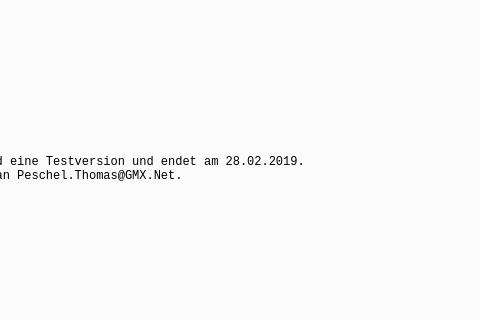
This is mainwindow.ui in TPeschel/FrACTWrapper as Qt 5 draws it before an edit; both pictures show x 775 to 1255 and y 135 to 455 of the 1491 by 597 pixel window. The edited form follows.
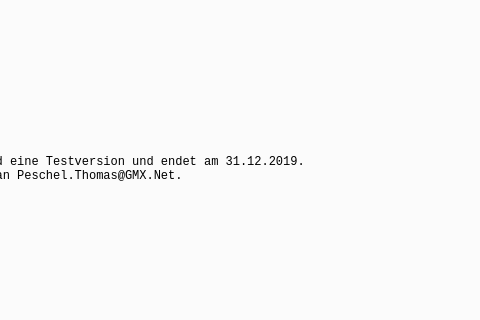
This is the edited form. The open tabs and pages were chosen to show the change.

Commit message: extend license to 31.Dec.2019

Diff of the .ui file:
```diff
--- a/mainwindow.ui
+++ b/mainwindow.ui
@@ -1462,7 +1462,7 @@
                <enum>Qt::LeftToRight</enum>
               </property>
               <property name="text">
-               <string>Dieses Programm ist Eigentum von Thomas Peschel und eine Testversion und endet am 28.02.2019.
+               <string>Dieses Programm ist Eigentum von Thomas Peschel und eine Testversion und endet am 31.12.2019.
 Bei Fragen wenden Sie sich bitte an Peschel.Thomas@GMX.Net.</string>
               </property>
               <property name="alignment">
```
The commit also changes 1 other file.
